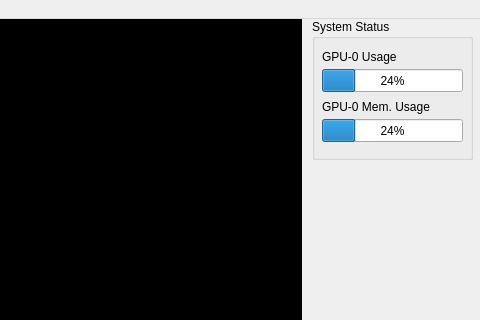
First picture: the form in gui.ui, repository elecun/flame-avsim-cam, before the edit; both pictures show x 988 to 1468 and y 0 to 320 of the 1468 by 807 pixel window.
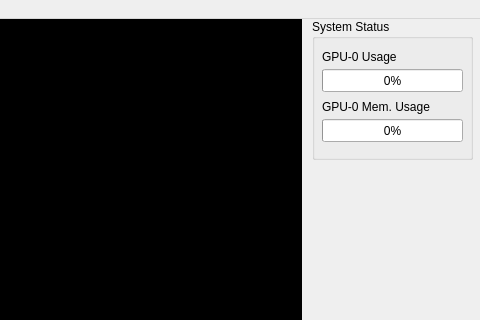
Second picture: the form after the edit. Icons and pictures are not drawn.

```diff
--- a/gui.ui
+++ b/gui.ui
@@ -115,7 +115,7 @@
       </rect>
      </property>
      <property name="value">
-      <number>24</number>
+      <number>0</number>
      </property>
     </widget>
     <widget class="QLabel" name="label">
@@ -154,7 +154,7 @@
       </rect>
      </property>
      <property name="value">
-      <number>24</number>
+      <number>0</number>
      </property>
     </widget>
    </widget>
```
